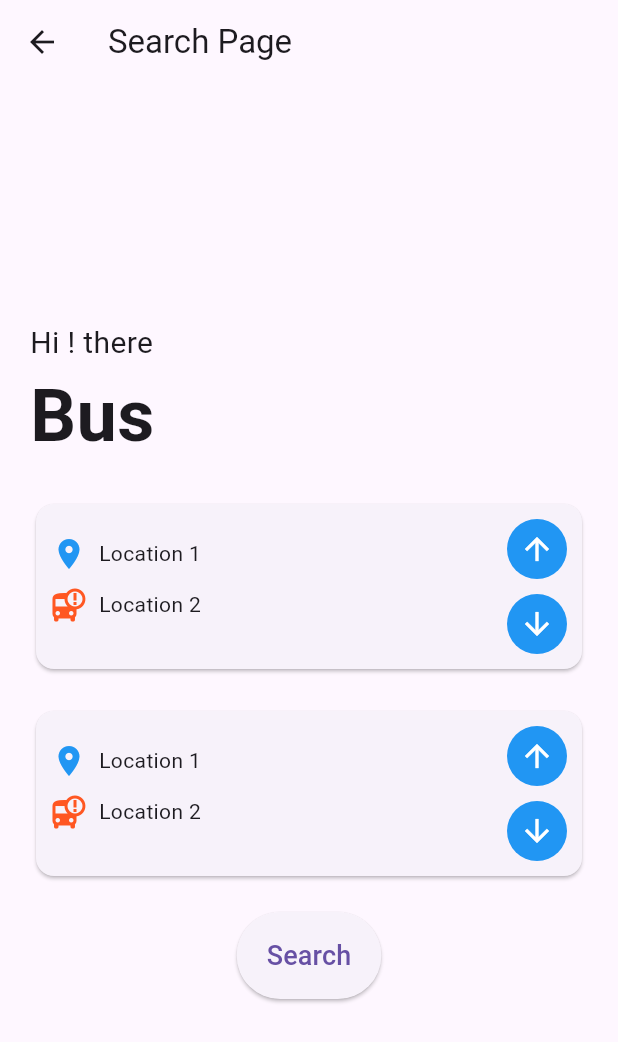
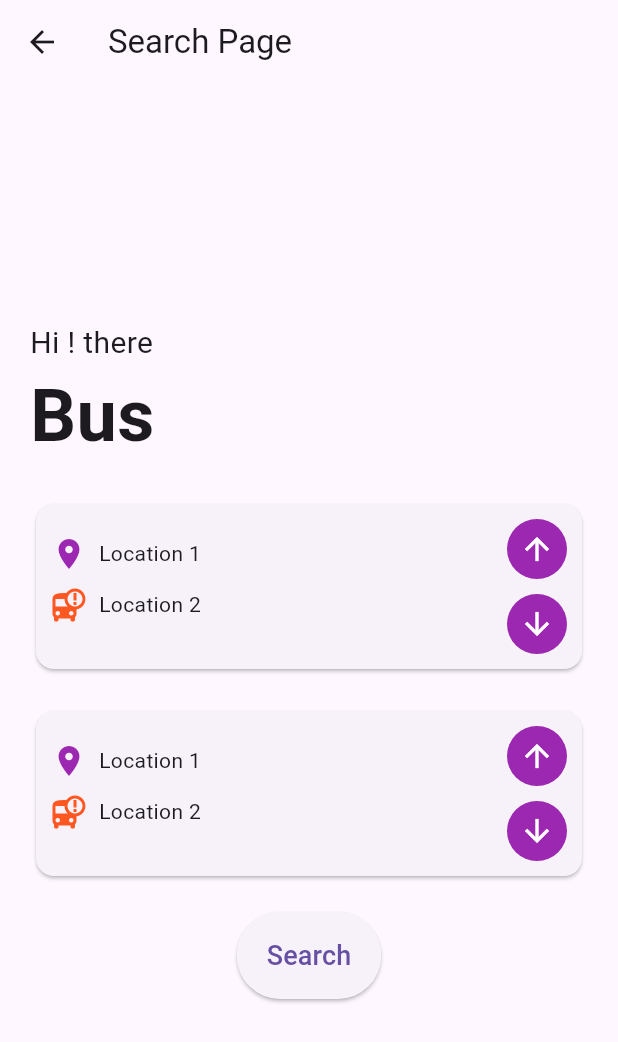
Before and after one commit to mehedianikgit/flutter_classwork, a Flutter app: the screen it shows after launch, after a tap on "Login", on a phone screen of 412 x 824 dp. Shown: the top 1042 px of the screen. Run offline on Flutter 3.47's test engine with Material 3 defaults, Android fonts, the phone set to English and light mode, and no system bars.

Commit message:
final commit

```diff
--- a/lib/main.dart
+++ b/lib/main.dart
@@ -30,7 +30,7 @@ class LoginPage extends StatelessWidget {
             const Center(
               child: CircleAvatar(
                 radius: 60,
-                backgroundColor: Colors.blue,
+                backgroundColor: Colors.purple,
                 child: Icon(
                   Icons.person,
                   size: 80,
@@ -73,7 +73,7 @@ class LoginPage extends StatelessWidget {
                   );
                 },
                 style: ElevatedButton.styleFrom(
-                  primary: Colors.blue,
+                  primary: Colors.purple,
                   shape: RoundedRectangleBorder(
                     borderRadius: BorderRadius.circular(10),
                   ),
@@ -87,7 +87,7 @@ class LoginPage extends StatelessWidget {
               child: Text(
                 'Forget Password?',
                 style: TextStyle(
-                  color: Colors.blue,
+                  color: Colors.purple,
                 ),
               ),
             ),
@@ -96,7 +96,7 @@ class LoginPage extends StatelessWidget {
             ElevatedButton(
               onPressed: () {},
               style: ElevatedButton.styleFrom(
-                primary: Colors.blue,
+                primary: Colors.purple,
                 shape: RoundedRectangleBorder(
                   borderRadius: BorderRadius.circular(10),
                 ),
@@ -157,7 +157,7 @@ class SearchPage extends StatelessWidget {
                       children: [
                         Row(
                           children: [
-                            Icon(Icons.location_on, color: Colors.blue),
+                            Icon(Icons.location_on, color: Colors.purple),
                             SizedBox(width: 8),
                             Text('Location 1'),
                           ],
@@ -181,7 +181,7 @@ class SearchPage extends StatelessWidget {
                           height: 40,
                           decoration: BoxDecoration(
                             shape: BoxShape.circle,
-                            color: Colors.blue,
+                            color: Colors.purple,
                           ),
                           child: Icon(
                             Icons.arrow_upward,
@@ -194,7 +194,7 @@ class SearchPage extends StatelessWidget {
                           height: 40,
                           decoration: BoxDecoration(
                             shape: BoxShape.circle,
-                            color: Colors.blue,
+                            color: Colors.purple,
                           ),
                           child: Icon(
                             Icons.arrow_downward,
@@ -221,7 +221,7 @@ class SearchPage extends StatelessWidget {
                       children: [
                         Row(
                           children: [
-                            Icon(Icons.location_on, color: Colors.blue),
+                            Icon(Icons.location_on, color: Colors.purple),
                             SizedBox(width: 8),
                             Text('Location 1'),
                           ],
@@ -245,7 +245,7 @@ class SearchPage extends StatelessWidget {
                           height: 40,
                           decoration: BoxDecoration(
                             shape: BoxShape.circle,
-                            color: Colors.blue,
+                            color: Colors.purple,
                           ),
                           child: Icon(
                             Icons.arrow_upward,
@@ -258,7 +258,7 @@ class SearchPage extends StatelessWidget {
                           height: 40,
                           decoration: BoxDecoration(
                             shape: BoxShape.circle,
-                            color: Colors.blue,
+                            color: Colors.purple,
                           ),
                           child: Icon(
                             Icons.arrow_downward,
@@ -331,7 +331,7 @@ class LocationPage extends StatelessWidget {
                       children: [
                         Row(
                           children: [
-                            Icon(Icons.location_on, color: Colors.blue),
+                            Icon(Icons.location_on, color: Colors.purple),
                             SizedBox(width: 8),
                             Text('Location 1'),
                           ],
@@ -384,7 +384,7 @@ class LocationPage extends StatelessWidget {
                       children: [
                         Row(
                           children: [
-                            Icon(Icons.location_on, color: Colors.blue),
+                            Icon(Icons.location_on, color: Colors.purple),
                             SizedBox(width: 8),
                             Text('Location 1'),
                           ],
```
